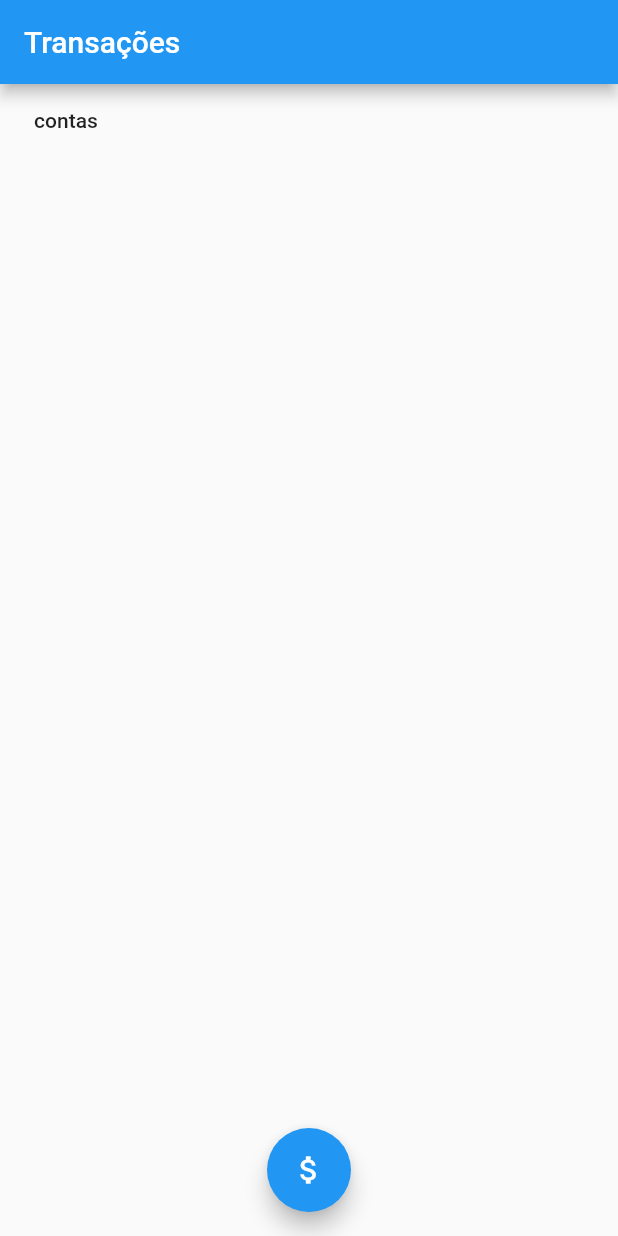
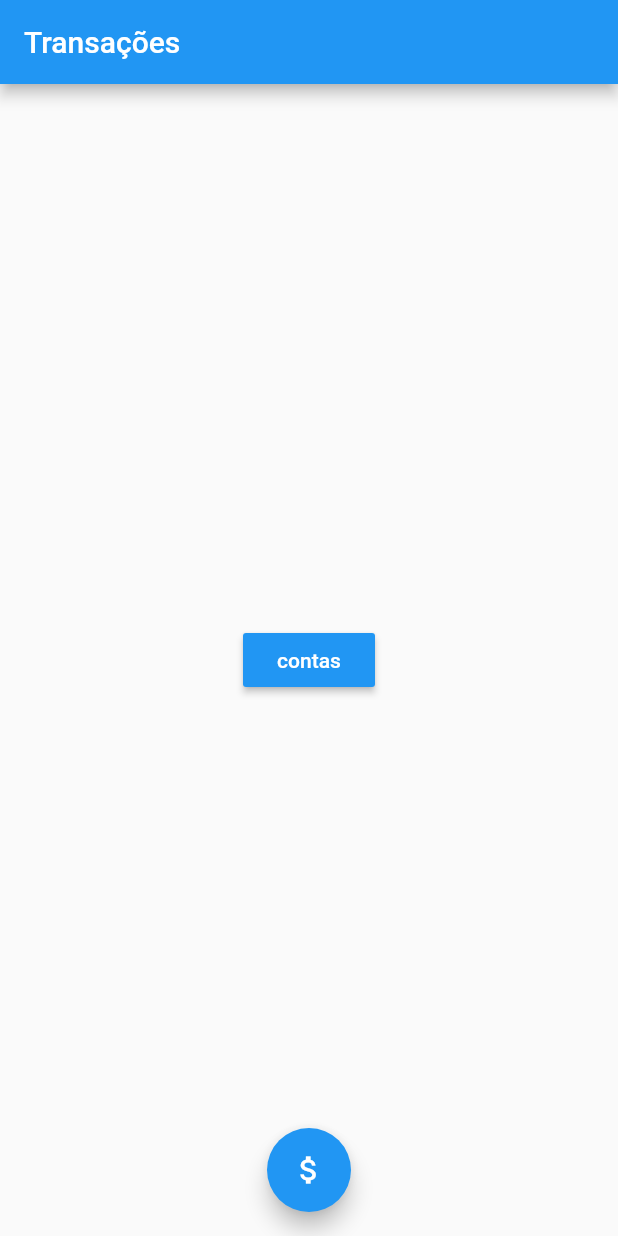
Before and after one commit to marcusvbp/penny_saver_modular, a Flutter app: the screen it shows after launch, on a phone screen of 412 x 824 dp. Run offline on Flutter 3.47's test engine with Material 2 defaults, Android fonts, the light colour scheme and no system bars; our stand-ins replace brasil_fields, flutter_mobx, flutter_modular, mobx, validators; generated files the repository leaves out were written again.

Commit message:
botão para tela de contas mais visivel

```diff
--- a/lib/app/modules/financemanger/modules/transacoes/pages/list_page.dart
+++ b/lib/app/modules/financemanger/modules/transacoes/pages/list_page.dart
@@ -16,15 +16,17 @@ class ListPageState extends State<ListPage> {
       appBar: AppBar(
         title: Text(widget.title),
       ),
-      body: Column(
-        children: <Widget>[
-          MaterialButton(
-            onPressed: () {
-              Modular.to.pushNamed('/contas');
-            },
-            child: Text('contas'),
-          )
-        ],
+      body: Center(
+        child: MaterialButton(
+          color: Theme.of(context).primaryColor,
+          onPressed: () {
+            Modular.to.pushNamed('/contas');
+          },
+          child: Text(
+            'contas',
+            style: TextStyle(color: Colors.white),
+          ),
+        ),
       ),
       floatingActionButtonLocation: FloatingActionButtonLocation.centerFloat,
       floatingActionButton: FloatingActionButton(
```
